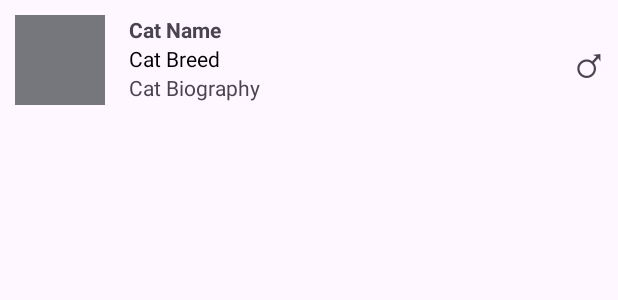
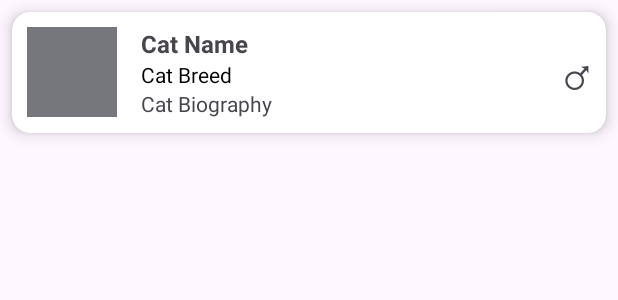
Before and after one commit to M1goNu/LAB_WEEK_06, an Android app: the layout item_list.xml on its own in the app's theme, with its tools: preview values and no code run, on a phone screen of 412 x 824 dp. Shown: the top 300 px of the screen. Run offline under Robolectric (Android 15) with nearby library versions, the phone set to English and light mode, and no system bars.

Commit message:
Commit No.4 - Assignment

```diff
--- a/app/src/main/java/com/example/lab_week_06/model/CatBreed.kt
+++ b/app/src/main/java/com/example/lab_week_06/model/CatBreed.kt
@@ -1,5 +1,5 @@
 package com.example.lab_week_06.model
 
 enum class CatBreed {
-    AmericanCurl, BalineseJavanese, ExoticShorthair
+    Abyssinian, Aegean, AmericanCurl, ArabianMaul, BalineseJavanese, ExoticShorthair, Siamese, Persian, MaineCoon, Ragdoll
 }
--- a/app/src/main/res/layout/item_list.xml
+++ b/app/src/main/res/layout/item_list.xml
@@ -1,42 +1,60 @@
 <?xml version="1.0" encoding="utf-8"?>
-<androidx.constraintlayout.widget.ConstraintLayout
+<androidx.cardview.widget.CardView
     xmlns:android="http://schemas.android.com/apk/res/android"
     xmlns:app="http://schemas.android.com/apk/res-auto"
     xmlns:tools="http://schemas.android.com/tools"
     android:layout_width="match_parent"
     android:layout_height="wrap_content"
+    android:layout_margin="8dp"
+    app:cardCornerRadius="12dp"
+    app:cardElevation="6dp"
+    android:foreground="?android:attr/selectableItemBackground">
+
+    <androidx.constraintlayout.widget.ConstraintLayout
+        android:layout_width="match_parent"
+        android:layout_height="wrap_content"
         android:padding="10dp">
+
         <ImageView
             android:id="@+id/cat_photo"
             android:layout_width="60dp"
             android:layout_height="60dp"
+            android:scaleType="centerCrop"
             app:layout_constraintStart_toStartOf="parent"
             app:layout_constraintTop_toTopOf="parent"
             tools:background="@color/material_dynamic_neutral50" />
+
         <TextView
             android:id="@+id/cat_name"
-        android:layout_width="wrap_content"
+            android:layout_width="0dp"
             android:layout_height="wrap_content"
             android:layout_marginStart="16dp"
             android:textStyle="bold"
-        app:layout_constraintStart_toEndOf="@+id/cat_photo"
+            android:textSize="16sp"
+            app:layout_constraintStart_toEndOf="@id/cat_photo"
             app:layout_constraintTop_toTopOf="parent"
+            app:layout_constraintEnd_toEndOf="parent"
             tools:text="Cat Name" />
+
         <TextView
             android:id="@+id/cat_breed"
-        android:layout_width="wrap_content"
+            android:layout_width="0dp"
             android:layout_height="wrap_content"
             android:textColor="@color/black"
-        app:layout_constraintStart_toStartOf="@+id/cat_name"
-        app:layout_constraintTop_toBottomOf="@+id/cat_name"
+            app:layout_constraintStart_toStartOf="@id/cat_name"
+            app:layout_constraintTop_toBottomOf="@id/cat_name"
+            app:layout_constraintEnd_toEndOf="parent"
             tools:text="Cat Breed" />
+
         <TextView
             android:id="@+id/cat_biography"
-        android:layout_width="wrap_content"
+            android:layout_width="0dp"
             android:layout_height="wrap_content"
-        app:layout_constraintStart_toStartOf="@+id/cat_breed"
-        app:layout_constraintTop_toBottomOf="@+id/cat_breed"
+            app:layout_constraintStart_toStartOf="@id/cat_breed"
+            app:layout_constraintTop_toBottomOf="@id/cat_breed"
+            app:layout_constraintEnd_toEndOf="parent"
             tools:text="Cat Biography" />
+
         <TextView
             android:id="@+id/cat_gender"
             android:layout_width="wrap_content"
@@ -45,5 +63,7 @@
             app:layout_constraintBottom_toBottomOf="parent"
             app:layout_constraintEnd_toEndOf="parent"
             app:layout_constraintTop_toTopOf="parent"
-        tools:text="&#9794;" />
+            tools:text="♂" />
     </androidx.constraintlayout.widget.ConstraintLayout>
+
+</androidx.cardview.widget.CardView>
```
Also changed, not shown: app/src/main/java/com/example/lab_week_06/CatViewHolder.kt (+8 -0 lines), app/src/main/java/com/example/lab_week_06/MainActivity.kt (+53 -4 lines). Lines whose indentation alone changed are shown as unchanged.
